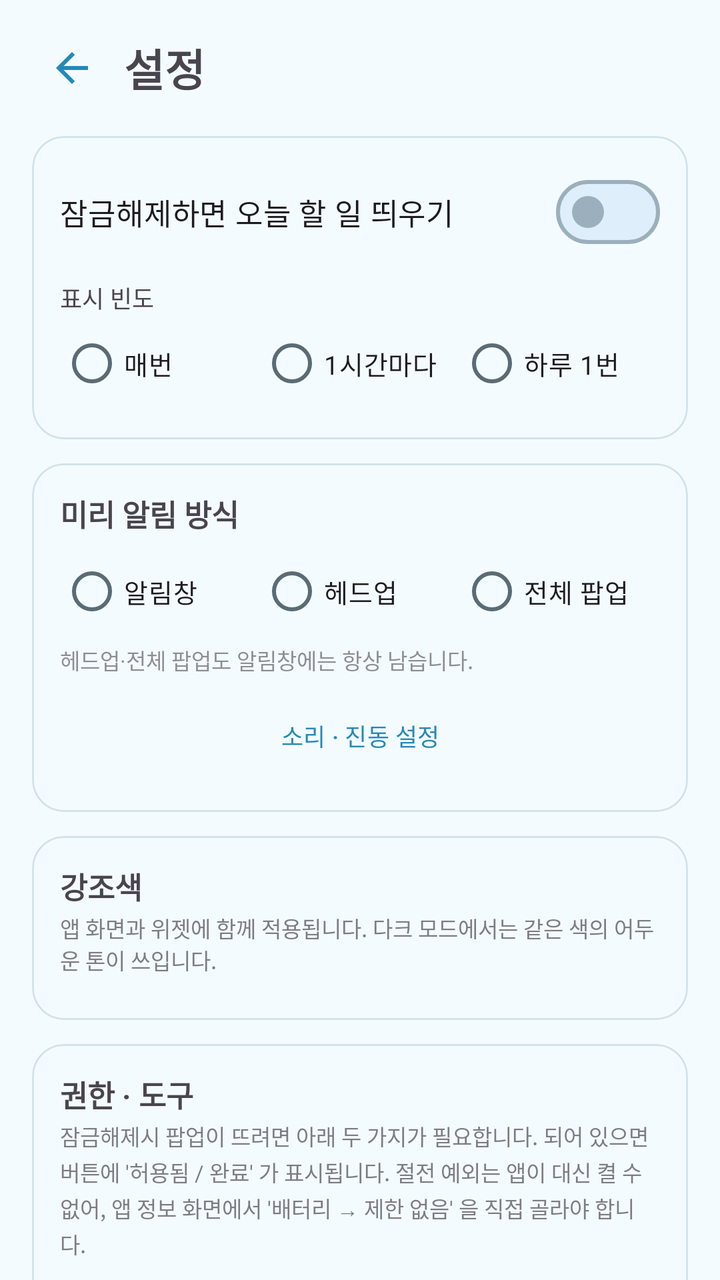
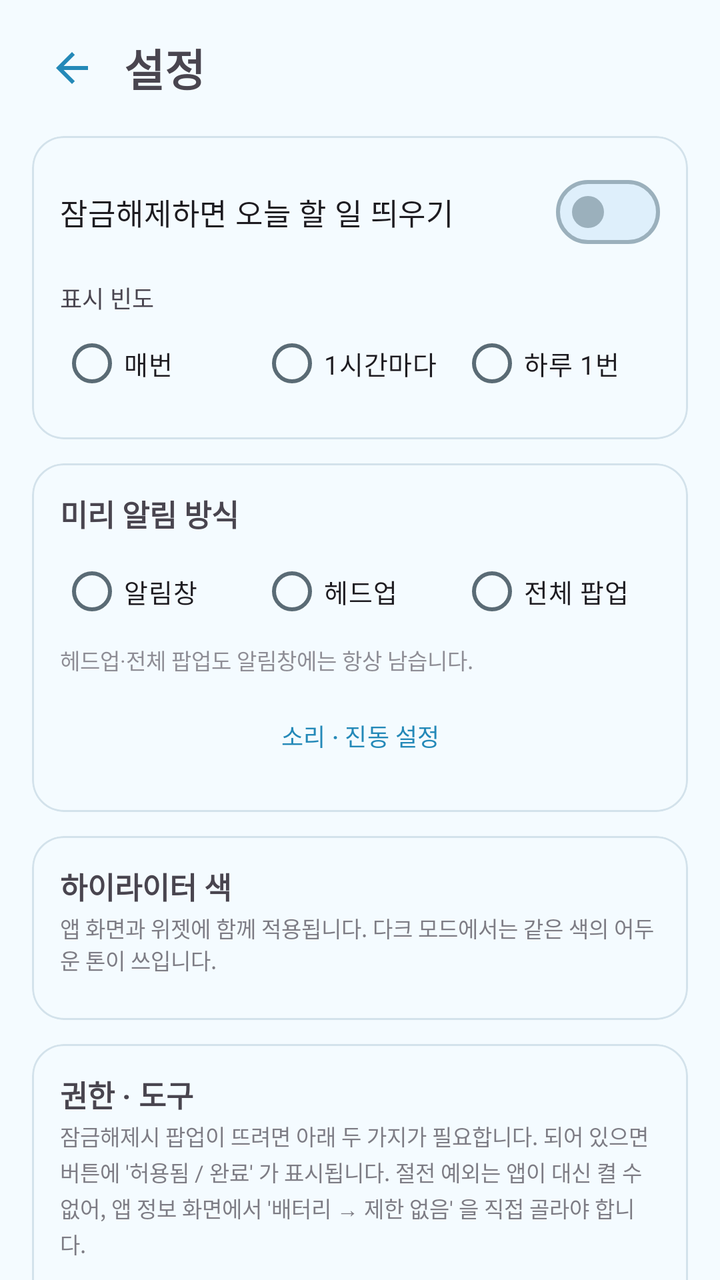

The first picture is an Android layout as it rendered before a commit; the second is the same layout after the commit. The layout source and the unified diff follow.
<!-- AndroidManifest.xml: application theme Theme.TodoLock -->
<!-- res/layout/activity_settings.xml -->
<?xml version="1.0" encoding="utf-8"?>
<androidx.core.widget.NestedScrollView xmlns:android="http://schemas.android.com/apk/res/android"
    xmlns:app="http://schemas.android.com/apk/res-auto"
    android:layout_width="match_parent"
    android:layout_height="match_parent"
    android:fitsSystemWindows="true"
    android:fillViewport="true">

    <LinearLayout
        android:layout_width="match_parent"
        android:layout_height="wrap_content"
        android:orientation="vertical"
        android:paddingStart="16dp"
        android:paddingEnd="16dp"
        android:paddingTop="14dp"
        android:paddingBottom="24dp">

        <LinearLayout
            android:layout_width="match_parent"
            android:layout_height="wrap_content"
            android:orientation="horizontal"
            android:gravity="center_vertical">

            <ImageButton
                android:id="@+id/btnBack"
                android:layout_width="40dp"
                android:layout_height="40dp"
                android:padding="8dp"
                android:src="@drawable/ic_back"
                app:tint="?attr/colorPrimary"
                android:background="?attr/selectableItemBackgroundBorderless"
                android:contentDescription="뒤로" />

            <TextView
                android:layout_width="0dp"
                android:layout_height="wrap_content"
                android:layout_weight="1"
                android:layout_marginStart="6dp"
                android:text="설정"
                android:textSize="22sp"
                android:textStyle="bold" />
        </LinearLayout>

        
        <com.google.android.material.card.MaterialCardView
            android:layout_width="match_parent"
            android:layout_height="wrap_content"
            android:layout_marginTop="14dp"
            app:cardCornerRadius="16dp"
            app:cardElevation="0dp"
            app:strokeWidth="1dp">

            <LinearLayout
                android:layout_width="match_parent"
                android:layout_height="wrap_content"
                android:orientation="vertical"
                android:padding="14dp">

                <com.google.android.material.materialswitch.MaterialSwitch
                    android:id="@+id/swEnabled"
                    android:layout_width="match_parent"
                    android:layout_height="wrap_content"
                    android:text="잠금해제하면 오늘 할 일 띄우기"
                    android:textSize="15sp" />

                <TextView
                    android:layout_width="match_parent"
                    android:layout_height="wrap_content"
                    android:layout_marginTop="10dp"
                    android:text="표시 빈도"
                    android:textSize="12sp"
                    android:textColor="?android:attr/textColorSecondary" />

                <RadioGroup
                    android:id="@+id/rgMode"
                    android:layout_width="match_parent"
                    android:layout_height="wrap_content"
                    android:orientation="horizontal">

                    <RadioButton
                        android:id="@+id/rbAlways"
                        android:layout_width="0dp"
                        android:layout_height="wrap_content"
                        android:layout_weight="1"
                        android:textSize="13sp"
                        android:text="매번" />

                    <RadioButton
                        android:id="@+id/rbHourly"
                        android:layout_width="0dp"
                        android:layout_height="wrap_content"
                        android:layout_weight="1"
                        android:textSize="13sp"
                        android:text="1시간마다" />

                    <RadioButton
                        android:id="@+id/rbOnce"
                        android:layout_width="0dp"
                        android:layout_height="wrap_content"
                        android:layout_weight="1"
                        android:textSize="13sp"
                        android:text="하루 1번" />
                </RadioGroup>
            </LinearLayout>
        </com.google.android.material.card.MaterialCardView>

        
        <com.google.android.material.card.MaterialCardView
            android:layout_width="match_parent"
            android:layout_height="wrap_content"
            android:layout_marginTop="12dp"
            app:cardCornerRadius="16dp"
            app:cardElevation="0dp"
            app:strokeWidth="1dp">

            <LinearLayout
                android:layout_width="match_parent"
                android:layout_height="wrap_content"
                android:orientation="vertical"
                android:padding="14dp">

                <TextView
                    android:layout_width="match_parent"
                    android:layout_height="wrap_content"
                    android:text="미리 알림 방식"
                    android:textSize="15sp"
                    android:textStyle="bold" />

                <RadioGroup
                    android:id="@+id/rgRemind"
                    android:layout_width="match_parent"
                    android:layout_height="wrap_content"
                    android:orientation="horizontal"
                    android:layout_marginTop="4dp">

                    <RadioButton
                        android:id="@+id/rbShade"
                        android:layout_width="0dp"
                        android:layout_height="wrap_content"
                        android:layout_weight="1"
                        android:textSize="13sp"
                        android:text="알림창" />

                    <RadioButton
                        android:id="@+id/rbHeadsUp"
                        android:layout_width="0dp"
                        android:layout_height="wrap_content"
                        android:layout_weight="1"
                        android:textSize="13sp"
                        android:text="헤드업" />

                    <RadioButton
                        android:id="@+id/rbPopup"
                        android:layout_width="0dp"
                        android:layout_height="wrap_content"
                        android:layout_weight="1"
                        android:textSize="13sp"
                        android:text="전체 팝업" />
                </RadioGroup>

                <TextView
                    android:layout_width="match_parent"
                    android:layout_height="wrap_content"
                    android:layout_marginTop="2dp"
                    android:textSize="11sp"
                    android:alpha="0.6"
                    android:text="헤드업·전체 팝업도 알림창에는 항상 남습니다." />

                <com.google.android.material.button.MaterialButton
                    android:id="@+id/btnRemindSound"
                    style="@style/Widget.Material3.Button.TextButton"
                    android:layout_width="match_parent"
                    android:layout_height="wrap_content"
                    android:layout_marginTop="6dp"
                    android:textSize="12sp"
                    android:text="소리 · 진동 설정" />
            </LinearLayout>
        </com.google.android.material.card.MaterialCardView>

        
        <com.google.android.material.card.MaterialCardView
            android:layout_width="match_parent"
            android:layout_height="wrap_content"
            android:layout_marginTop="12dp"
            app:cardCornerRadius="16dp"
            app:cardElevation="0dp"
            app:strokeWidth="1dp">

            <LinearLayout
                android:layout_width="match_parent"
                android:layout_height="wrap_content"
                android:orientation="vertical"
                android:padding="14dp">

                <TextView
                    android:layout_width="match_parent"
                    android:layout_height="wrap_content"
                    android:text="강조색"
                    android:textSize="15sp"
                    android:textStyle="bold" />

                <TextView
                    android:layout_width="match_parent"
                    android:layout_height="wrap_content"
                    android:layout_marginTop="2dp"
                    android:textSize="11sp"
                    android:alpha="0.7"
                    android:text="앱 화면과 위젯에 함께 적용됩니다. 다크 모드에서는 같은 색의 어두운 톤이 쓰입니다." />

                
                <GridLayout
                    android:id="@+id/gridPalette"
                    android:layout_width="wrap_content"
                    android:layout_height="wrap_content"
                    android:layout_gravity="center_horizontal"
                    android:layout_marginTop="8dp"
                    android:columnCount="8" />
            </LinearLayout>
        </com.google.android.material.card.MaterialCardView>

        
        <com.google.android.material.card.MaterialCardView
            android:layout_width="match_parent"
            android:layout_height="wrap_content"
            android:layout_marginTop="12dp"
            app:cardCornerRadius="16dp"
            app:cardElevation="0dp"
            app:strokeWidth="1dp">

            <LinearLayout
                android:layout_width="match_parent"
                android:layout_height="wrap_content"
                android:orientation="vertical"
                android:padding="14dp">

                <TextView
                    android:layout_width="match_parent"
                    android:layout_height="wrap_content"
                    android:text="권한 · 도구"
                    android:textSize="15sp"
                    android:textStyle="bold" />

                
                <TextView
                    android:layout_width="match_parent"
                    android:layout_height="wrap_content"
                    android:layout_marginTop="2dp"
                    android:textSize="11sp"
                    android:alpha="0.7"
                    android:lineSpacingExtra="2dp"
                    android:text="잠금해제시 팝업이 뜨려면 아래 두 가지가 필요합니다. 되어 있으면 버튼에 '허용됨 / 완료' 가 표시됩니다. 절전 예외는 앱이 대신 켤 수 없어, 앱 정보 화면에서 '배터리 → 제한 없음' 을 직접 골라야 합니다." />

                <TextView
                    android:id="@+id/tvPermWarn"
                    android:layout_width="match_parent"
                    android:layout_height="wrap_content"
                    android:layout_marginTop="4dp"
                    android:textSize="12sp"
                    android:textColor="?attr/colorError"
                    android:text="⚠ '다른 앱 위에 표시' 권한이 없으면 팝업 대신 알림으로만 표시됩니다."
                    android:visibility="gone" />

                <com.google.android.material.button.MaterialButton
                    android:id="@+id/btnOverlay"
                    style="@style/Widget.Material3.Button.TextButton"
                    android:layout_width="match_parent"
                    android:layout_height="wrap_content"
                    android:layout_marginTop="4dp"
                    android:textSize="12sp"
                    android:text="권한 주기" />

                <TextView
                    android:id="@+id/tvBatteryWarn"
                    android:layout_width="match_parent"
                    android:layout_height="wrap_content"
                    android:layout_marginTop="4dp"
                    android:textSize="12sp"
                    android:textColor="?attr/colorError"
                    android:text="⚠ 절전 예외가 없으면 절전 기능이 감지 서비스를 종료해, 팝업이 안 뜨는 날이 생깁니다."
                    android:visibility="gone" />

                
                <com.google.android.material.button.MaterialButton
                    android:id="@+id/btnBattery"
                    style="@style/Widget.Material3.Button.TextButton"
                    android:layout_width="match_parent"
                    android:layout_height="wrap_content"
                    android:textSize="12sp"
                    android:text="앱 정보 열기 (배터리 → 제한 없음)" />

                <com.google.android.material.button.MaterialButton
                    android:id="@+id/btnHideOngoing"
                    style="@style/Widget.Material3.Button.TextButton"
                    android:layout_width="match_parent"
                    android:layout_height="wrap_content"
                    android:textSize="12sp"
                    android:text="상단 'TodoLock 실행 중' 알림 숨기기" />

                <com.google.android.material.button.MaterialButton
                    android:id="@+id/btnTest"
                    style="@style/Widget.Material3.Button.TextButton"
                    android:layout_width="match_parent"
                    android:layout_height="wrap_content"
                    android:textSize="12sp"
                    android:text="팝업 미리보기" />
            </LinearLayout>
        </com.google.android.material.card.MaterialCardView>
    </LinearLayout>
</androidx.core.widget.NestedScrollView>
<!-- resources referenced by this layout -->
<resources>
  <!-- drawable ic_back (drawable) -->
  <?xml version="1.0" encoding="utf-8"?>
  <vector xmlns:android="http://schemas.android.com/apk/res/android"
      android:width="24dp"
      android:height="24dp"
      android:viewportWidth="24"
      android:viewportHeight="24"
      android:autoMirrored="true">
      <path
          android:fillColor="@android:color/white"
          android:pathData="M20,11H7.83l5.59,-5.59L12,4l-8,8 8,8 1.41,-1.41L7.83,13H20z" />
  </vector>
  <color name="md_primary">#2489B8</color>
  <color name="md_on_primary">#FFFFFF</color>
  <color name="md_primary_container">#DCF2FE</color>
  <color name="md_on_primary_container">#1B5673</color>
  <color name="md_secondary">#4E616D</color>
  <color name="md_on_secondary">#FFFFFF</color>
  <color name="md_secondary_container">#D1E5F4</color>
  <color name="md_on_secondary_container">#0A1E28</color>
  <color name="md_tertiary">#5F5B7D</color>
  <color name="md_on_tertiary">#FFFFFF</color>
  <color name="md_tertiary_container">#E5DEFF</color>
  <color name="md_on_tertiary_container">#1B1736</color>
  <color name="md_error">#BA1A1A</color>
  <color name="md_on_error">#FFFFFF</color>
  <color name="md_error_container">#FFDAD6</color>
  <color name="md_on_error_container">#410002</color>
  <color name="md_background">#F4FBFF</color>
  <color name="md_on_background">#2C3A42</color>
  <color name="md_surface">#F4FBFF</color>
  <color name="md_on_surface">#2C3A42</color>
  <color name="md_surface_variant">#E3EEF5</color>
  <color name="md_on_surface_variant">#5A6B75</color>
  <color name="md_outline">#9BB0BC</color>
  <color name="md_outline_variant">#D3E2EB</color>
  <color name="md_inverse_surface">#2E3133</color>
  <color name="md_inverse_on_surface">#EFF1F3</color>
  <color name="md_inverse_primary">#83CFFF</color>
  <color name="md_surface_dim">#DDEBF4</color>
  <color name="md_surface_bright">#FBFDFF</color>
  <color name="md_surface_container_lowest">#FFFFFF</color>
  <color name="md_surface_container_low">#F9FCFF</color>
  <color name="md_surface_container">#EFF8FE</color>
  <color name="md_surface_container_high">#E7F4FD</color>
  <color name="md_surface_container_highest">#DEEFFB</color>
  <color name="sky_bright">#4FBDE8</color>
  <color name="on_sky_bright">#1B5D7A</color>
  <color name="sky_stroke">#7FC9EC</color>
  <color name="sky_heading">#2E8FBF</color>
  <!-- unchanged entries left out for length: 1 -->
</resources>

<!-- the commit's change to res/layout/activity_settings.xml (unified diff, before → after) -->
@@ -195,7 +195,7 @@
                 <TextView
                     android:layout_width="match_parent"
                     android:layout_height="wrap_content"
-                    android:text="강조색"
+                    android:text="하이라이터 색"
                     android:textSize="15sp"
                     android:textStyle="bold" />
 
